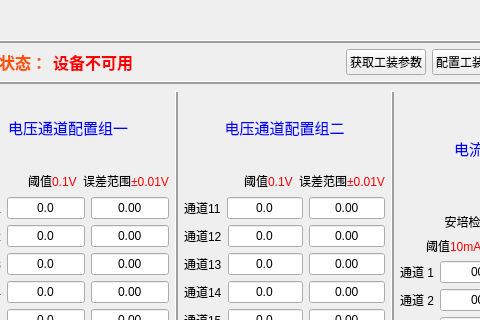
Before: the Qt Designer form CWinDesign/CWTestTools.ui in wu1130880347/qt-mcu_analysis, drawn with Qt 5; both pictures show x 123 to 603 and y 0 to 320 of the 820 by 520 pixel window.
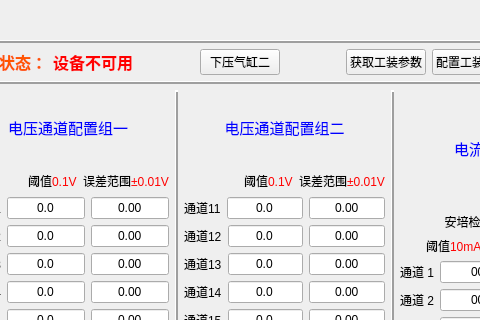
After: the same form once the commit is applied. Icons and pictures are not drawn.

Commit message: 添加命令行-气缸上下控制

Diff of the .ui file:
```diff
--- a/CWinDesign/CWTestTools.ui
+++ b/CWinDesign/CWTestTools.ui
@@ -89,6 +89,13 @@
           </property>
          </spacer>
         </item>
+        <item>
+         <widget class="QPushButton" name="pushButton_pull_panel_status">
+          <property name="text">
+           <string>下压气缸二</string>
+          </property>
+         </widget>
+        </item>
         <item>
          <spacer name="horizontalSpacer_2">
           <property name="orientation">
```
The commit also changes 4 other files.
